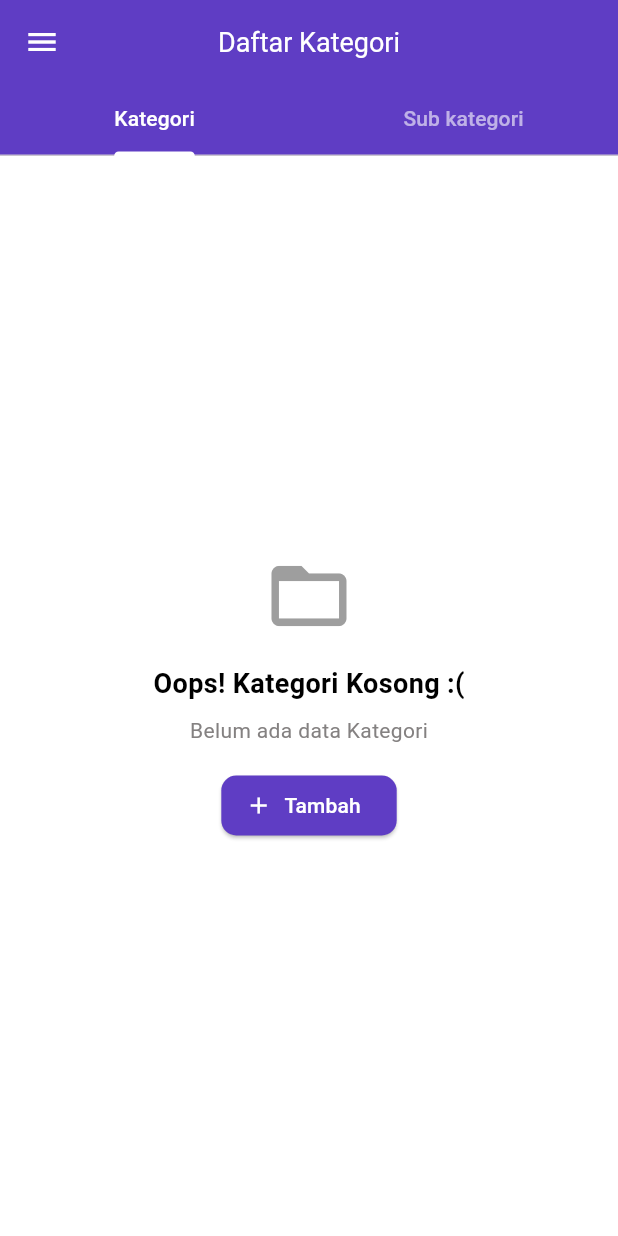
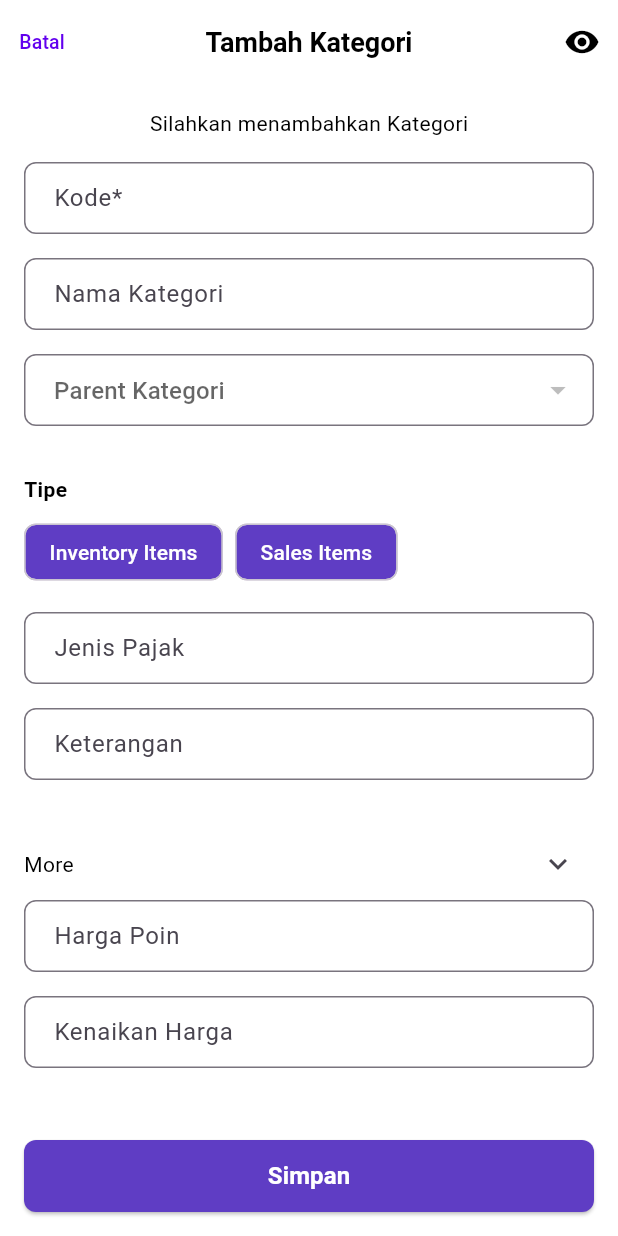
Before and after one commit to PNB-TI-PRO-CHAIN/ProChain-Dimata, a Flutter app: the screen it shows after launch, after a tap on "Tambah", on a phone screen of 412 x 824 dp. Run offline on Flutter 3.47's test engine with Material 3 defaults, Android fonts, the light colour scheme and no system bars; our stand-ins replace get.

Commit message:
create addcategory

```diff
--- a/lib/controllers/category_controller.dart.dart
+++ b/lib/controllers/category_controller.dart.dart
@@ -4,22 +4,42 @@ import 'package:get/get.dart';
 class CategoryController extends GetxController with GetSingleTickerProviderStateMixin {
   late TabController tabController;
 
-  var categories = <String>[].obs;  // List untuk kategori
-  var subCategories = <String>[].obs; // List untuk sub kategori
+  var categories = <String>[].obs;
+  var subCategories = <String>[].obs;
+  var filteredCategories = <String>[].obs;
+  var filteredSubCategories = <String>[].obs;
   var isEmpty = true.obs;
+  var isHidden = false.obs;
+  var selectedType = ''.obs;
+
 
   @override
   void onInit() {
     super.onInit();
     tabController = TabController(length: 2, vsync: this);
+    filteredCategories.assignAll(categories);
+    filteredSubCategories.assignAll(subCategories);
   }
 
-  // Fungsi untuk memeriksa apakah data kosong atau tidak
+  void search(String query) {
+    filteredCategories.assignAll(
+      categories.where((category) => category.toLowerCase().contains(query.toLowerCase())),
+    );
+    filteredSubCategories.assignAll(
+      subCategories.where((subCategory) => subCategory.toLowerCase().contains(query.toLowerCase())),
+    );
+    checkIfEmpty();
+  }
+
   void checkIfEmpty() {
-    if (categories.isEmpty && subCategories.isEmpty) {
+    if (filteredCategories.isEmpty && filteredSubCategories.isEmpty) {
       isEmpty.value = true;
     } else {
       isEmpty.value = false;
     }
   }
+
+  void toggleVisibility() {
+    isHidden.value = !isHidden.value;
+  }
 }
--- a/lib/routes/app_pages.dart
+++ b/lib/routes/app_pages.dart
@@ -1,6 +1,7 @@
 import 'package:get/get.dart';
 import '../bindings/category_binding.dart.dart';
 import '../views/category_view.dart';
+import '../views/add_category_view.dart';
 import 'app_routes.dart';
 
 class AppPages {
@@ -10,5 +11,11 @@ class AppPages {
       page: () => CategoryView(),
       binding: CategoryBinding(),
     ),
+
+    GetPage(
+      name: AppRoutes.CATEGORY,
+      page: () => AddCategoryView(),
+      binding: CategoryBinding(),
+    ),
   ];
 }
--- /dev/null
+++ b/lib/views/add_category_view.dart
@@ -0,0 +1,204 @@
+import 'package:flutter/material.dart';
+import 'package:get/get.dart';
+import '../controllers/category_controller.dart.dart';
+
+class AddCategoryView extends GetView<CategoryController> {
+  @override
+  Widget build(BuildContext context) {
+    return Scaffold(
+      appBar: AppBar(
+        title: const Text(
+          'Tambah Kategori',
+          style: TextStyle(
+              color: Colors.black, fontSize: 18, fontWeight: FontWeight.bold),
+        ),
+        centerTitle: true,
+        backgroundColor: Colors.white,
+        elevation: 0,
+        leading: TextButton(
+          onPressed: () {
+            Get.back();
+          },
+          child: const Text(
+            'Batal',
+            style: TextStyle(
+              color: Color(0xFF6200EE),
+              fontSize: 13,
+            ),
+          ),
+        ),
+        actions: [
+          Obx(() => IconButton(
+                icon: Icon(
+                  controller.isHidden.value
+                      ? Icons.visibility_off
+                      : Icons.visibility,
+                  color: Colors.black,
+                ),
+                onPressed: () {
+                  controller.toggleVisibility();
+                  showDialog(
+                    context: context,
+                    builder: (context) => AlertDialog(
+                      shape: RoundedRectangleBorder(
+                          borderRadius: BorderRadius.circular(16)),
+                      contentPadding: const EdgeInsets.all(24),
+                      content: Column(
+                        mainAxisSize: MainAxisSize.min,
+                        children: [
+                          Text(
+                            controller.isHidden.value
+                                ? 'Mode Hide'
+                                : 'Mode Normal',
+                            style: const TextStyle(
+                              fontSize: 18,
+                              fontWeight: FontWeight.bold,
+                              color: Color(0xFF2E2E2E),
+                            ),
+                          ),
+                          const SizedBox(height: 12),
+                          Text(
+                            controller.isHidden.value
+                                ? 'Kategori ini telah disembunyikan!'
+                                : 'Kategori ini telah ditampilkan kembali di daftar anda!',
+                            textAlign: TextAlign.center,
+                            style: const TextStyle(
+                                fontSize: 14, color: Color(0xFF2E2E2E)),
+                          ),
+                          const SizedBox(height: 24),
+                          ElevatedButton(
+                            style: ElevatedButton.styleFrom(
+                              backgroundColor: Color(0xFF5F3DC4),
+                              shape: RoundedRectangleBorder(
+                                  borderRadius: BorderRadius.circular(8)),
+                            ),
+                            onPressed: () {
+                              Get.back();
+                            },
+                            child: const Text('Selesai',
+                                style: TextStyle(
+                                  color: Color.fromARGB(255, 250, 249, 250),
+                                )),
+                          ),
+                        ],
+                      ),
+                    ),
+                  );
+                },
+              )),
+        ],
+      ),
+      body: Padding(
+        padding: const EdgeInsets.all(16),
+        child: Column(
+          crossAxisAlignment: CrossAxisAlignment.start,
+          children: [
+            Align(
+              alignment: Alignment.center,
+              child: const Text(
+                'Silahkan menambahkan Kategori',
+                style: TextStyle(color: Colors.black, fontSize: 14),
+              ),
+            ),
+            const SizedBox(height: 16),
+            _buildTextField('Kode*'),
+            _buildTextField('Nama Kategori'),
+            _buildDropdownField('Parent Kategori'),
+            const SizedBox(height: 16),
+            const Text(
+              'Tipe',
+              style: TextStyle(
+                  color: Colors.black,
+                  fontSize: 14,
+                  fontWeight: FontWeight.bold),
+            ),
+            const SizedBox(height: 8),
+            Row(
+              children: [
+                _buildChip('Inventory Items'),
+                const SizedBox(width: 8),
+                _buildChip('Sales Items'),
+              ],
+            ),
+            const SizedBox(height: 16),
+            _buildTextField('Jenis Pajak'),
+            _buildTextField('Keterangan'),
+            const SizedBox(height: 16),
+            Row(
+              mainAxisAlignment: MainAxisAlignment.spaceBetween,
+              children: [
+                const Text(
+                  'More',
+                  style: TextStyle(color: Colors.black, fontSize: 14),
+                ),
+                IconButton(
+                  icon: const Icon(Icons.expand_more),
+                  onPressed: () {},
+                ),
+              ],
+            ),
+            _buildTextField('Harga Poin'),
+            _buildTextField('Kenaikan Harga'),
+            const Spacer(),
+            ElevatedButton(
+              style: ElevatedButton.styleFrom(
+                backgroundColor: const Color(0xFF5F3DC4),
+                shape: RoundedRectangleBorder(
+                    borderRadius: BorderRadius.circular(8)),
+                minimumSize: const Size(double.infinity, 48),
+              ),
+              onPressed: () {},
+              child: const Text(
+                'Simpan',
+                style: TextStyle(
+                    color: Colors.white,
+                    fontSize: 16,
+                    fontWeight: FontWeight.bold),
+              ),
+            ),
+          ],
+        ),
+      ),
+    );
+  }
+
+  Widget _buildTextField(String hint) {
+    return Padding(
+      padding: const EdgeInsets.only(bottom: 16),
+      child: TextField(
+        decoration: InputDecoration(
+          hintText: hint,
+          contentPadding:
+              const EdgeInsets.symmetric(horizontal: 16, vertical: 12),
+          border: OutlineInputBorder(borderRadius: BorderRadius.circular(8)),
+        ),
+      ),
+    );
+  }
+
+  Widget _buildDropdownField(String hint) {
+    return Padding(
+      padding: const EdgeInsets.only(bottom: 16),
+      child: DropdownButtonFormField<String>(
+        items: [],
+        onChanged: (value) {},
+        decoration: InputDecoration(
+          hintText: hint,
+          contentPadding:
+              const EdgeInsets.symmetric(horizontal: 16, vertical: 12),
+          border: OutlineInputBorder(borderRadius: BorderRadius.circular(8)),
+        ),
+      ),
+    );
+  }
+
+  Widget _buildChip(String label) {
+    return Chip(
+      label: Text(
+        label,
+        style: const TextStyle(color: Colors.white),
+      ),
+      backgroundColor: const Color(0xFF5F3DC4),
+    );
+  }
+}
--- a/lib/views/category_view.dart
+++ b/lib/views/category_view.dart
@@ -9,7 +9,11 @@ class CategoryView extends GetView<CategoryController> {
     return Scaffold(
       appBar: _buildAppBar(controller, context),
       drawer: _buildDrawer(),
-      body: Obx(() {
+      body: Column(
+        children: [
+          _buildSearchAndFilter(controller),
+          Expanded(
+            child: Obx(() {
               if (controller.isEmpty.value) {
                 return TabBarView(
                   controller: controller.tabController,
@@ -17,14 +21,12 @@ class CategoryView extends GetView<CategoryController> {
                     EmptyStateWidget(
                       message: 'Oops! Kategori Kosong :(',
                       description: 'Belum ada data Kategori',
-                onPressed: () {
-                },
+                      onPressed: () {},
                     ),
                     EmptyStateWidget(
                       message: 'Oops! Sub kategori Kosong :(',
                       description: 'Belum ada data Sub kategori',
-                onPressed: () {
-                },
+                      onPressed: () {},
                     ),
                   ],
                 );
@@ -32,11 +34,14 @@ class CategoryView extends GetView<CategoryController> {
               return TabBarView(
                 controller: controller.tabController,
                 children: [
-            _buildCategoryList(controller.categories, 'Kategori'),
-            _buildCategoryList(controller.subCategories, 'Sub kategori'),
+                  _buildCategoryList(controller.filteredCategories, 'Kategori'),
+                  _buildCategoryList(controller.filteredSubCategories, 'Sub kategori'),
                 ],
               );
             }),
+          ),
+        ],
+      ),
     );
   }
 
@@ -68,6 +73,49 @@ class CategoryView extends GetView<CategoryController> {
     );
   }
 
+  Widget _buildSearchAndFilter(CategoryController controller) {
+    return Padding(
+      padding: const EdgeInsets.symmetric(horizontal: 16, vertical: 8),
+      child: Row(
+        children: [
+          Expanded(
+            child: TextField(
+              onChanged: (value) => controller.search(value),
+              decoration: InputDecoration(
+                filled: true,
+                fillColor: const Color(0xFFF4F4F4),
+                prefixIcon: const Icon(Icons.search, color: Colors.black45),
+                hintText: 'Cari Data',
+                hintStyle: const TextStyle(
+                  color: Colors.black45,
+                  fontSize: 14,
+                ),
+                border: OutlineInputBorder(
+                  borderRadius: BorderRadius.circular(10),
+                  borderSide: BorderSide.none,
+                ),
+              ),
+            ),
+          ),
+          const SizedBox(width: 8),
+          InkWell(
+            onTap: () {
+            },
+            child: Container(
+              height: 48,
+              width: 48,
+              decoration: BoxDecoration(
+                color: const Color(0xFFF4F4F4),
+                borderRadius: BorderRadius.circular(10),
+              ),
+              child: const Icon(Icons.tune, color: Colors.black45),
+            ),
+          ),
+        ],
+      ),
+    );
+  }
+
   Widget _buildCategoryList(List<String> categories, String categoryName) {
     return ListView.builder(
       itemCount: categories.length,
@@ -82,7 +130,6 @@ class CategoryView extends GetView<CategoryController> {
   }
 
   Widget _buildDrawer() {
-    return Drawer(
-    );
+    return Drawer();
   }
 }
--- a/lib/widgets/empty_state_widget.dart
+++ b/lib/widgets/empty_state_widget.dart
@@ -1,4 +1,6 @@
 import 'package:flutter/material.dart';
+import 'package:get/get.dart';
+import '../views/add_category_view.dart';
 
 class EmptyStateWidget extends StatelessWidget {
   final String message;
@@ -30,7 +32,9 @@ class EmptyStateWidget extends StatelessWidget {
           ),
           SizedBox(height: 16),
 ElevatedButton.icon(
-            onPressed: onPressed,
+            onPressed: () {
+              Get.to(() => AddCategoryView());
+            },
             icon: Icon(Icons.add, color: Colors.white),
             label: Text(
               'Tambah',
```
Also changed, not shown: lib/models/category_model.dart (added, +21 -0 lines). Lines whose indentation alone changed are shown as unchanged.
